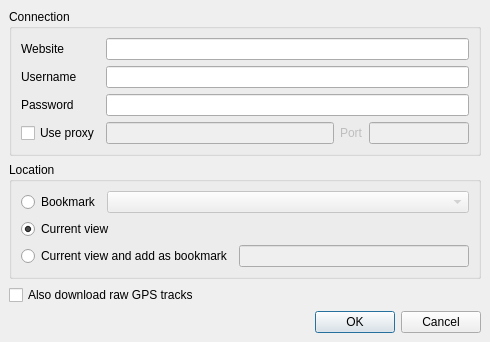
This is DownloadMapDialog.ui in openstreetmap/merkaartor as Qt 5 draws it before an edit. The edited form follows.
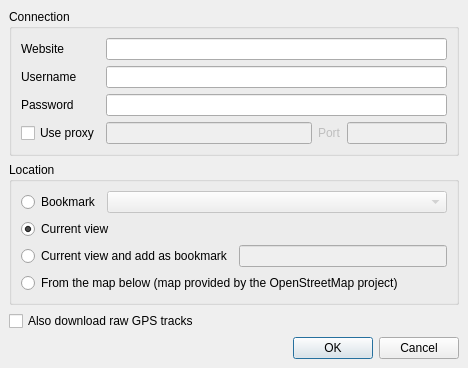
This is the edited form.

Diff of the .ui file:
```diff
--- a/DownloadMapDialog.ui
+++ b/DownloadMapDialog.ui
@@ -5,8 +5,8 @@
    <rect>
     <x>0</x>
     <y>0</y>
-    <width>490</width>
-    <height>340</height>
+    <width>468</width>
+    <height>359</height>
    </rect>
   </property>
   <property name="windowTitle" >
@@ -116,6 +116,14 @@
    </item>
    <item>
     <widget class="QGroupBox" name="groupBox" >
+     <property name="sizePolicy" >
+      <sizepolicy>
+       <hsizetype>5</hsizetype>
+       <vsizetype>7</vsizetype>
+       <horstretch>0</horstretch>
+       <verstretch>0</verstretch>
+      </sizepolicy>
+     </property>
      <property name="title" >
       <string>Location</string>
      </property>
@@ -192,6 +200,13 @@
         </item>
        </layout>
       </item>
+      <item>
+       <widget class="QRadioButton" name="FromMap" >
+        <property name="text" >
+         <string>From the map below (map provided by the OpenStreetMap project)</string>
+        </property>
+       </widget>
+      </item>
      </layout>
     </widget>
    </item>
@@ -202,19 +217,6 @@
      </property>
     </widget>
    </item>
-   <item>
-    <spacer>
-     <property name="orientation" >
-      <enum>Qt::Vertical</enum>
-     </property>
-     <property name="sizeHint" >
-      <size>
-       <width>435</width>
-       <height>16</height>
-      </size>
-     </property>
-    </spacer>
-   </item>
    <item>
     <widget class="QDialogButtonBox" name="buttonBox" >
      <property name="orientation" >
```
